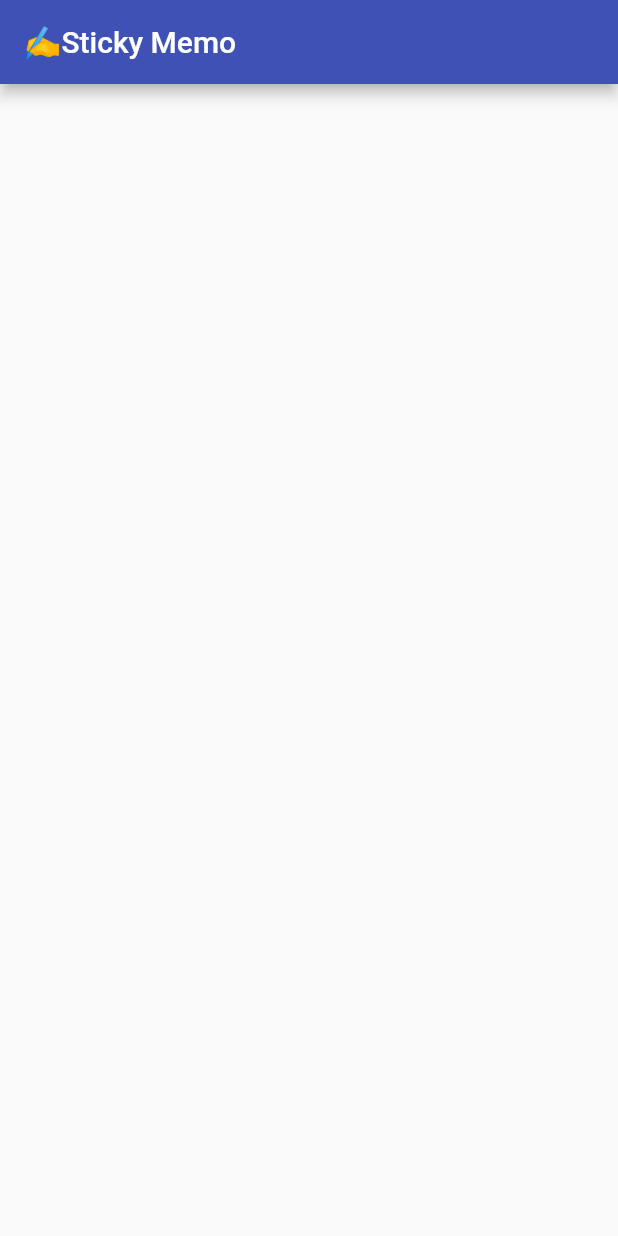
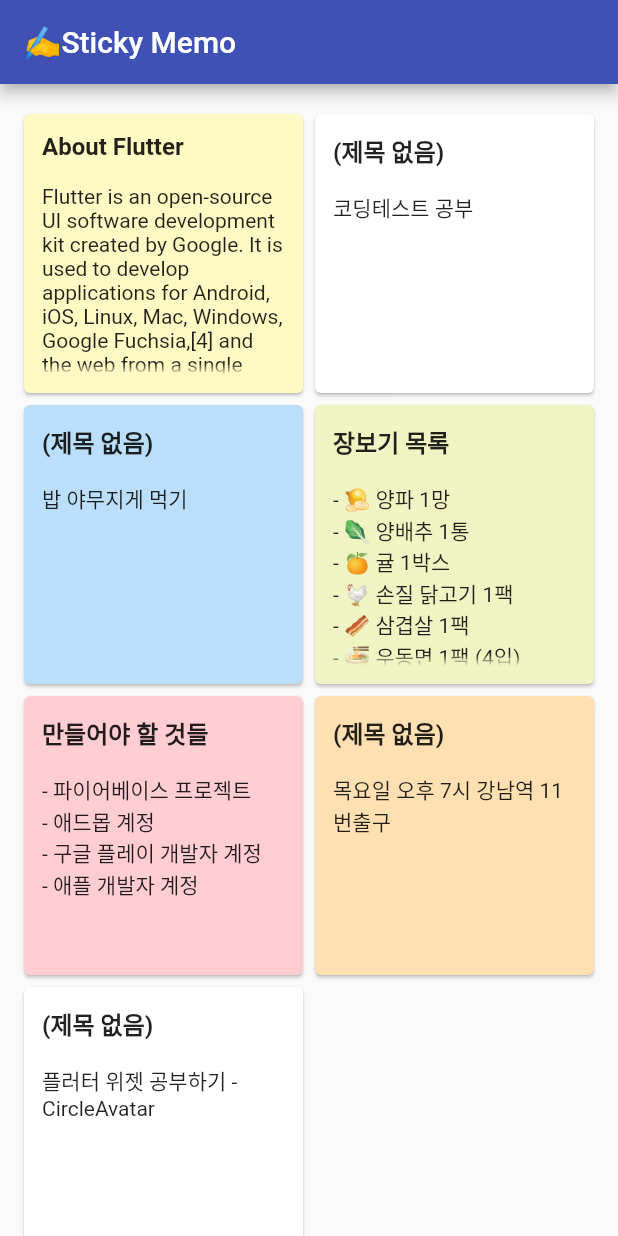
Before and after one commit to westhyun/sticky_memo_app, a Flutter app: the screen it shows after launch, on a phone screen of 412 x 824 dp. Run offline on Flutter 3.47's test engine with Material 2 defaults, Android fonts, the phone set to English and light mode, and no system bars.

Commit message:
⚡️노트 색상

```diff
--- a/lib/data/note.dart
+++ b/lib/data/note.dart
@@ -1,11 +1,26 @@
+
+import 'package:flutter/material.dart';
 
 class Note { // 노트 데이터 담기
+
+  // 노트 색상
+  static const colorDefault = Colors.white;
+  static const colorRed = Color(0xFFFFCDD2);
+  static const colorOrange = Color(0xFFFFE0B2);
+  static const colorYellow = Color(0xFFFFF9C4);
+  static const colorLime = Color(0xFFF0F4C3);
+  static const colorBlue = Color(0xFFBBDEFB);
+
+  final Color color; // 노트 색상
+
   final String title; // 노트 제목
 
   final String body; // 노트 본문
 
   // 생성자
-  Note(this.body, {
-    this.title = ''
-  }); // 본문은 필수, 제목은 선택
+  Note(
+      this.body, { // 본문 필수
+        this.title = '', // 제목 선택
+        this.color = colorDefault, // 색상 선택 || 기본값
+  });
 }
--- a/lib/page/note_list_page.dart
+++ b/lib/page/note_list_page.dart
@@ -17,7 +17,7 @@ class _NoteListPageState extends State<NoteListPage> {
   Widget build(BuildContext context) {
     return Scaffold(
       appBar: AppBar(
-        title: Text('✍️Sticky Memo'),
+        title: Text('✍️Sticky Memo'), // app title
       ),
       body: GridView(
         children: _buildCards(),
@@ -35,13 +35,68 @@ class _NoteListPageState extends State<NoteListPage> {
 
   // 노트 데이터 => 카드 형태
   List<Widget> _buildCards() {
-    final notes = <Note>[];
+    final notes = [
+      Note(
+        '''
+Flutter is an open-source UI software development kit created by Google. It is used to develop applications for Android, iOS, Linux, Mac, Windows, Google Fuchsia,[4] and the web from a single codebase.[5]
+The first version of Flutter was known as codename "Sky" and ran on the Android operating system. It was unveiled at the 2015 Dart developer summit,[6] with the stated intent of being able to render consistently at 120 frames per second.[7] During the keynote of Google Developer Days in Shanghai, Google announced Flutter Release Preview 2, which is the last big release before Flutter 1.0. On December 4, 2018, Flutter 1.0 was released at the Flutter Live event, denoting the first "stable" version of the Framework. On December 11, 2019, Flutter 1.12 was released at the Flutter Interactive event.[8]
+On May 6, 2020, the Dart SDK in version 2.8 and the Flutter in version 1.17.0 were released, where support was added to the Metal API, improving performance on iOS devices (approximately 50%), new Material widgets, and new network tracking.
+The major components of Flutter include:
+* Dart platform
+* Flutter engine
+* Foundation library
+* Design-specific widgets
+Dart platform
+Flutter apps are written in the Dart language and make use of many of the language's more advanced features.[9]
+On Windows, macOS, and Linux[10] Flutter runs in the Dart virtual machine, which features a just-in-time execution engine. While writing and debugging an app, Flutter uses Just In Time compilation, allowing for "hot reload", with which modifications to source files can be injected into a running application. Flutter extends this with support for stateful hot reload, where in most cases changes to source code are reflected immediately in the running app without requiring a restart or any loss of state.[11]
+Release versions of Flutter apps are compiled with ahead-of-time (AOT) compilation on both Android and iOS,[12] making Flutter's high performance on mobile devices possible.
+Flutter engine
+Flutter's engine, written primarily in C++, provides low-level rendering support using Google's Skia graphics library. Additionally, it interfaces with platform-specific SDKs such as those provided by Android and iOS.[9] The Flutter Engine is a portable runtime for hosting Flutter applications. It implements Flutter's core libraries, including animation and graphics, file and network I/O, accessibility support, plugin architecture, and a Dart runtime and compile toolchain. Most developers interact with Flutter via the Flutter Framework, which provides a reactive framework and a set of platform, layout, and foundation widgets.
+Foundation library
+The Foundation library, written in Dart, provides basic classes and functions that are used to construct applications using Flutter, such as APIs to communicate with the engine.[9][13]
+Design-specific widgets
+The Flutter framework contains two sets of widgets that conform to specific design languages: Material Design widgets implement Google's design language of the same name, and Cupertino widgets implement Apple's iOS Human interface guidelines.[9][14][15][16]
+''',
+        title: 'About Flutter',
+        color: Note.colorYellow,
+      ),
+      Note('코딩테스트 공부'),
+      Note('밥 야무지게 먹기', color: Note.colorBlue),
+      Note(
+        '''
+- 🧅 양파 1망
+- 🥬 양배추 1통
+- 🍊 귤 1박스
+- 🐔 손질 닭고기 1팩
+- 🥓 삼겹살 1팩
+- 🍜 우동면 1팩 (4입)
+- 🥛 우유 2팩
+- 🍞 식빵 1개
+  ''',
+        title: '장보기 목록',
+        color: Note.colorLime
+      ),
+      Note(
+        '''
+- 파이어베이스 프로젝트
+- 애드몹 계정
+- 구글 플레이 개발자 계정
+- 애플 개발자 계정
+  ''',
+        title: '만들어야 할 것들',
+        color: Note.colorRed
+      ),
+      Note('목요일 오후 7시 강남역 11번출구', color: Note.colorOrange),
+      Note('플러터 위젯 공부하기 - CircleAvatar'),
+    ];
+    // final notes = <Note>[];
     return notes.map((note) => _buildCard(note)).toList();
   }
 
   // 노트 화면 보일 노트 내용
   Widget _buildCard(Note note) {
     return Card(
+      color: note.color,
       child: Padding(
         padding: const EdgeInsets.all(12.0),
         child: Column(
```
